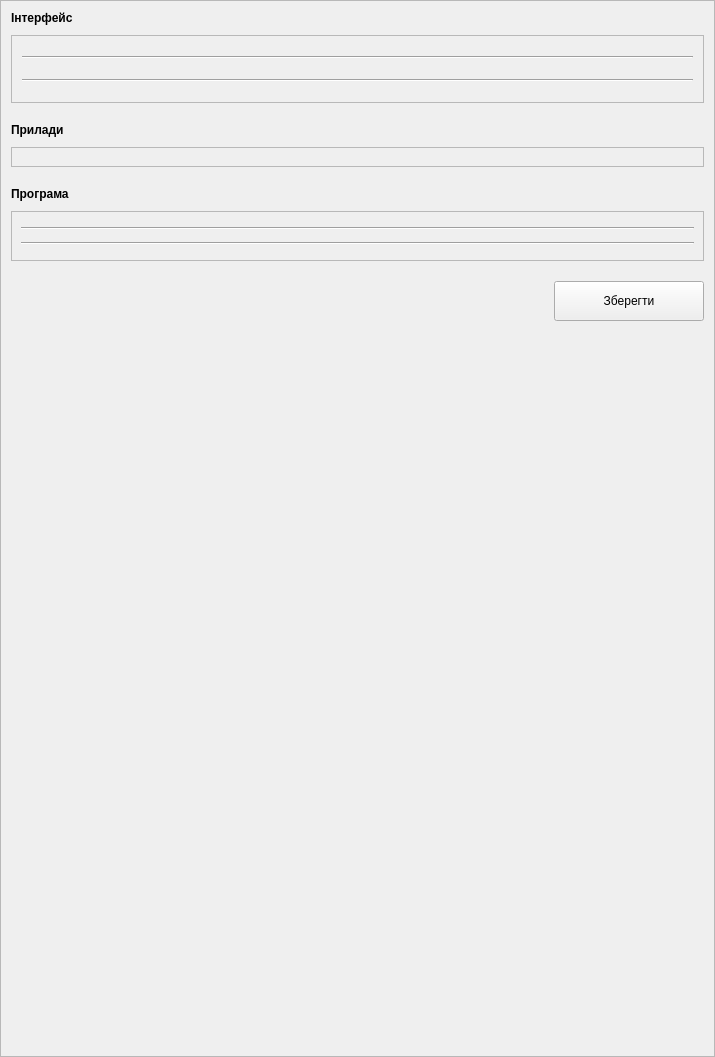
This is ui/pages/settings/settingspage.ui in Spectre944/DroneGroundStation as Qt 5 draws it before an edit. The edited form follows.
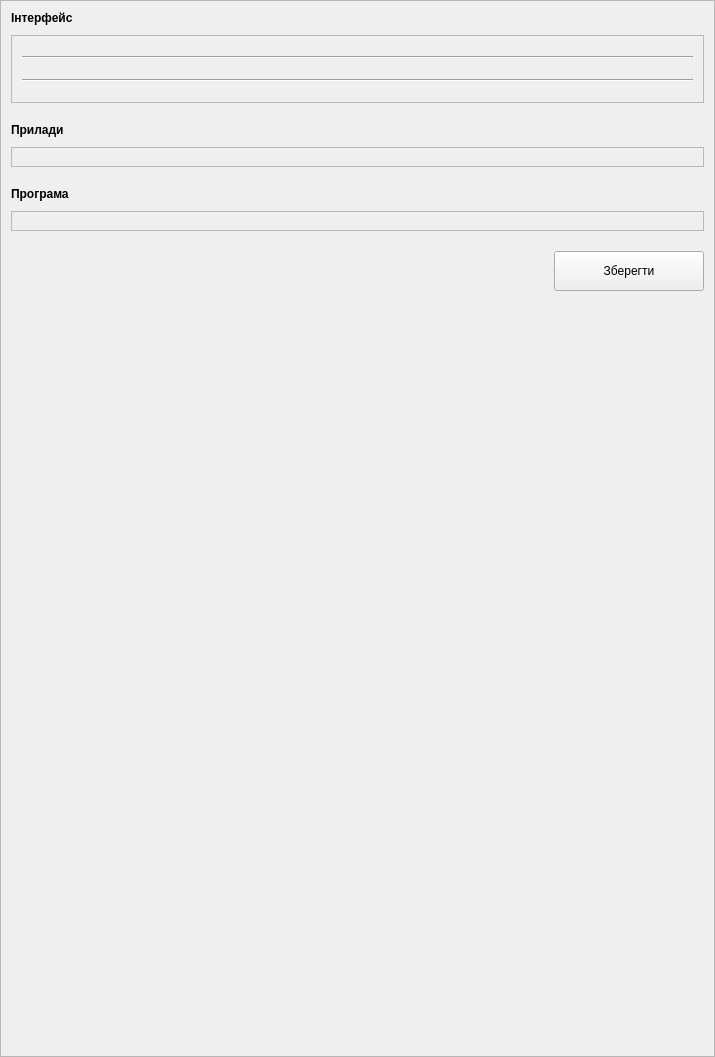
This is the edited form. Custom widgets are drawn as their Qt base class.

Diff of the .ui file:
```diff
--- a/ui/pages/settings/settingspage.ui
+++ b/ui/pages/settings/settingspage.ui
@@ -262,26 +262,6 @@
                 <enum>QFrame::Shape::StyledPanel</enum>
                </property>
                <layout class="QVBoxLayout" name="verticalLayout_10">
-                <item>
-                 <widget class="SettingsFieldSpinBox" name="dataSaveDistance" native="true"/>
-                </item>
-                <item>
-                 <widget class="Line" name="line_11">
-                  <property name="orientation">
-                   <enum>Qt::Orientation::Horizontal</enum>
-                  </property>
-                 </widget>
-                </item>
-                <item>
-                 <widget class="SettingsFieldSpinBox" name="dataSavePeriod" native="true"/>
-                </item>
-                <item>
-                 <widget class="Line" name="line_13">
-                  <property name="orientation">
-                   <enum>Qt::Orientation::Horizontal</enum>
-                  </property>
-                 </widget>
-                </item>
                 <item>
                  <widget class="SettingsFieldButton" name="mapSettingsField" native="true"/>
                 </item>
```
